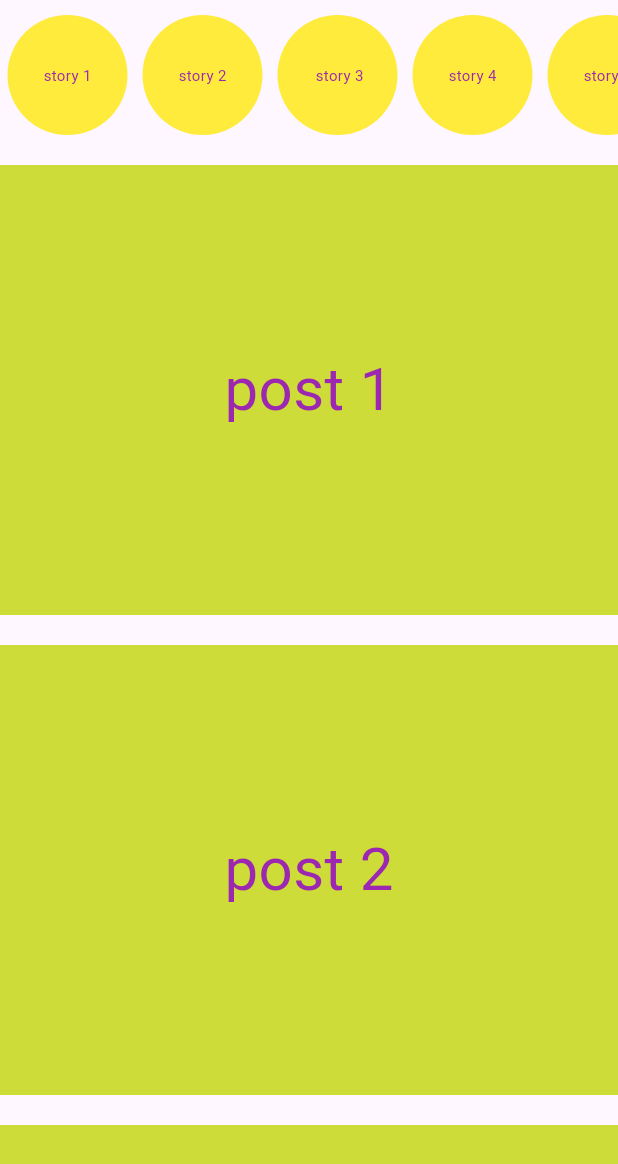
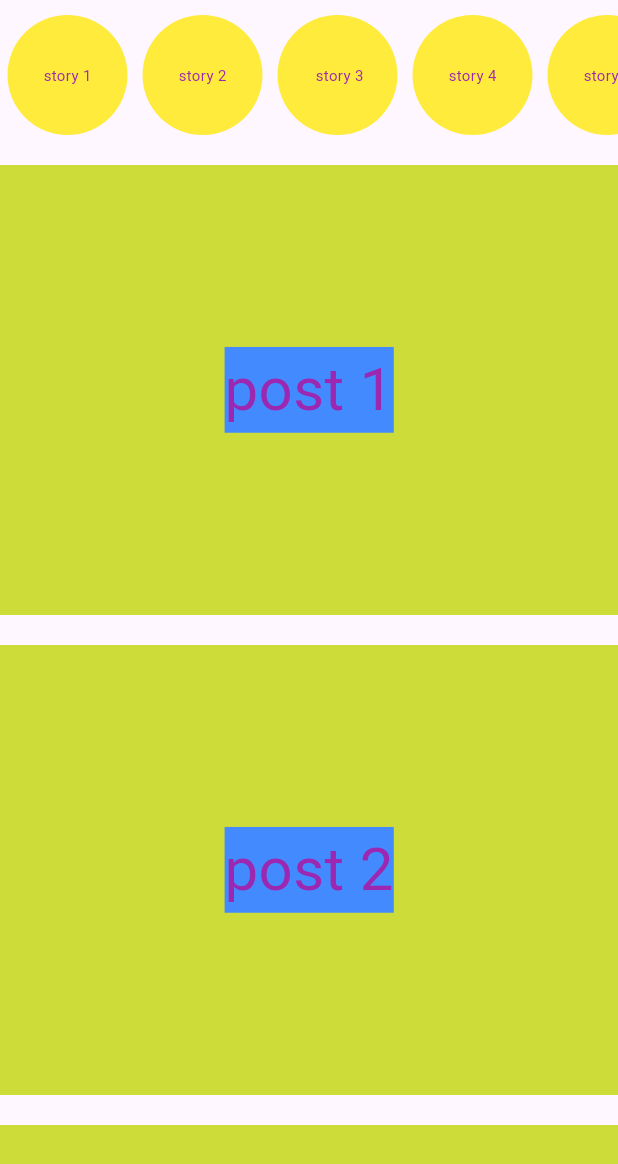
Before and after one commit to meghaDexbytes238/textfrmorepo, a Flutter app: the InstaStoryLISTDemo screen opened directly, on a phone screen of 412 x 824 dp. Shown: the top 1164 px of the screen. Run offline on Flutter 3.47's test engine with Material 3 defaults, Android fonts, the phone set to English and light mode, and no system bars; network calls fail.

Commit message:
backgound color add main

```diff
--- a/lib/square_box.dart
+++ b/lib/square_box.dart
@@ -12,7 +12,7 @@ class SquareDemo extends StatelessWidget {
         height: 300,
        // padding: EdgeInsets.all(5),
         color: Colors.lime,
-       child: Center(child: Text(child , style: TextStyle(fontSize: 40 , color: Colors.purple),)  ),
+       child: Center(child: Text(child , style: TextStyle(fontSize: 40 , color: Colors.purple,backgroundColor: Colors.blueAccent),)  ),
       ),
     );
   }
```
